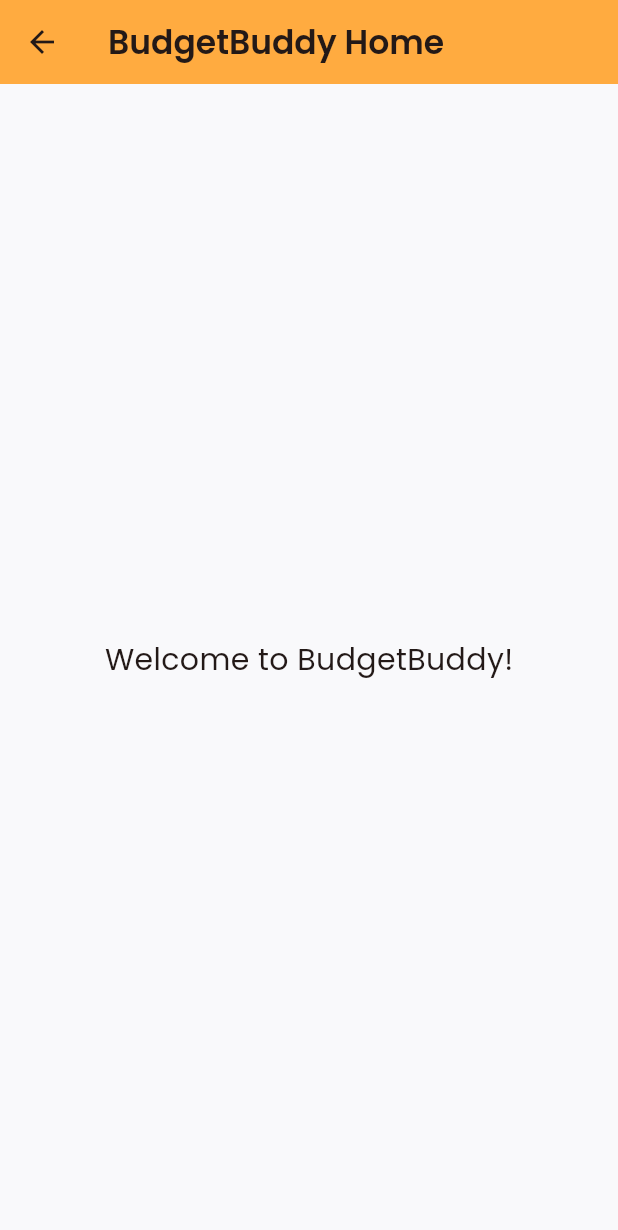
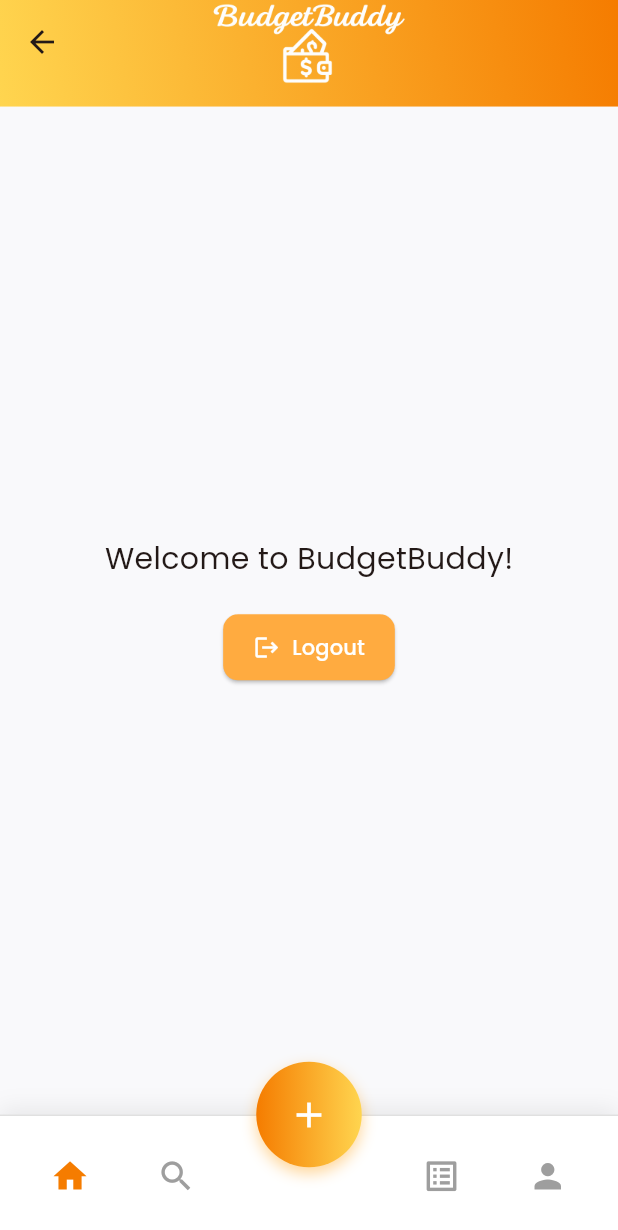
Before and after one commit to mohashem3/mohamed222348_Flutter_ExpenseTracker, a Flutter app: the HomeScreen screen opened by its route, on a phone screen of 412 x 824 dp. Shown: the top 1230 px of the screen. Run offline on Flutter 3.47's test engine with Material 3 defaults, Android fonts, the phone set to English and light mode, and no system bars; our stand-ins replace cloud_firestore, firebase_auth, firebase_core, flutter_animate, flutter_screenutil, google_fonts; accounts and stored records are empty.

Commit message:
Top + Bottom Bar Done

```diff
--- a/lib/main.dart
+++ b/lib/main.dart
@@ -18,7 +18,7 @@ class MyApp extends StatelessWidget {
   @override
   Widget build(BuildContext context) {
     return ScreenUtilInit(
-      designSize: const Size(375, 812), // iPhone 11 Pro reference
+      designSize: const Size(375, 812),
       minTextAdapt: true,
       splitScreenMode: true,
       builder: (context, child) {
--- a/lib/services/auth_service.dart
+++ b/lib/services/auth_service.dart
@@ -27,7 +27,7 @@ class AuthService {
 
       return null; // null means success
     } on FirebaseAuthException catch (e) {
-      return e.message; // return Firebase error message
+      return e.message; // Firebase-specific error
     } catch (e) {
       return 'Something went wrong. Please try again.';
     }
@@ -43,7 +43,7 @@ class AuthService {
         email: email,
         password: password,
       );
-      return null; // success
+      return null;
     } on FirebaseAuthException catch (e) {
       return e.message;
     } catch (e) {
@@ -51,11 +51,11 @@ class AuthService {
     }
   }
 
-  // Logout (optional utility)
+  // Logout
   Future<void> logout() async {
     await _auth.signOut();
   }
 
-  // Get current user
+  // Current user
   User? get currentUser => _auth.currentUser;
 }
--- a/lib/ui/screens/home_screen.dart
+++ b/lib/ui/screens/home_screen.dart
@@ -1,24 +1,72 @@
-  import 'package:flutter/material.dart';
+import 'package:flutter/material.dart';
 import 'package:google_fonts/google_fonts.dart';
+import 'package:mohamed222348_expense_tracker/services/auth_service.dart';
+import 'package:mohamed222348_expense_tracker/ui/screens/auth/login_screen.dart';
+import 'package:mohamed222348_expense_tracker/ui/widgets/upper_bar.dart';
+import 'package:mohamed222348_expense_tracker/ui/widgets/bottom_bar.dart';
 
-class HomeScreen extends StatelessWidget {
+class HomeScreen extends StatefulWidget {
   const HomeScreen({super.key});
+
+  @override
+  State<HomeScreen> createState() => _HomeScreenState();
+}
+
+class _HomeScreenState extends State<HomeScreen> {
+  int selectedIndex = 0;
+
+  void _onTabSelected(int index) {
+    setState(() {
+      selectedIndex = index;
+    });
+    // TODO: Navigate to the selected screen
+  }
+
+  void _onFabPressed() {
+    // TODO: Navigate to Add Expense screen
+  }
 
   @override
   Widget build(BuildContext context) {
     return Scaffold(
-      appBar: AppBar(
-        title: Text(
-          'BudgetBuddy Home',
-          style: GoogleFonts.poppins(fontWeight: FontWeight.w600),
+      appBar: const UpperBar(),
+      body: Center(
+        child: Column(
+          mainAxisAlignment: MainAxisAlignment.center,
+          children: [
+            Text(
+              'Welcome to BudgetBuddy!',
+              style: GoogleFonts.poppins(fontSize: 20),
+            ),
+            const SizedBox(height: 20),
+            ElevatedButton.icon(
+              onPressed: () async {
+                await AuthService().logout();
+                Navigator.pushReplacement(
+                  context,
+                  MaterialPageRoute(builder: (_) => const LoginScreen()),
+                );
+              },
+              icon: const Icon(Icons.logout),
+              label: const Text('Logout'),
+              style: ElevatedButton.styleFrom(
+                backgroundColor: Colors.orangeAccent,
+                foregroundColor: Colors.white,
+                padding: const EdgeInsets.symmetric(horizontal: 20, vertical: 12),
+                shape: RoundedRectangleBorder(
+                  borderRadius: BorderRadius.circular(10),
+                ),
+              ),
+            ),
+          ],
         ),
-        backgroundColor: Colors.orangeAccent,
       ),
-      body: Center(
-        child: Text(
-          'Welcome to BudgetBuddy!',
-          style: GoogleFonts.poppins(fontSize: 20),
-        ),
+      floatingActionButton: CenterFAB(onPressed: _onFabPressed),
+      floatingActionButtonLocation: FloatingActionButtonLocation.centerDocked,
+      bottomNavigationBar: BottomBar(
+        currentIndex: selectedIndex,
+        onTabSelected: _onTabSelected,
+        onFabPressed: _onFabPressed,
       ),
     );
   }
--- /dev/null
+++ b/lib/ui/widgets/bottom_bar.dart
@@ -0,0 +1,96 @@
+import 'package:flutter/material.dart';
+import 'package:flutter_screenutil/flutter_screenutil.dart';
+
+class BottomBar extends StatelessWidget {
+  final int currentIndex;
+  final Function(int) onTabSelected;
+  final VoidCallback onFabPressed;
+
+  const BottomBar({
+    super.key,
+    required this.currentIndex,
+    required this.onTabSelected,
+    required this.onFabPressed,
+  });
+
+  @override
+  Widget build(BuildContext context) {
+    return Container(
+      decoration: BoxDecoration(
+        color: Colors.white,
+        border: const Border(
+          top: BorderSide(color: Colors.black12, width: 1),
+        ),
+        boxShadow: [
+          BoxShadow(
+            color: Colors.black.withOpacity(0.08),
+            blurRadius: 12,
+            offset: const Offset(0, -3),
+          ),
+        ],
+      ),
+      child: BottomAppBar(
+        shape: const CircularNotchedRectangle(),
+        notchMargin: 8,
+        elevation: 0,
+        color: Colors.transparent, // Make transparent to show Container background
+        child: Padding(
+          padding: EdgeInsets.symmetric(horizontal: 16.w, vertical: 8.h),
+          child: Row(
+            mainAxisAlignment: MainAxisAlignment.spaceBetween,
+            children: [
+              _navItem(icon: Icons.home, index: 0),
+              _navItem(icon: Icons.search, index: 1),
+              SizedBox(width: 56.w), // Reserved space for FAB
+              _navItem(icon: Icons.list_alt, index: 3),
+              _navItem(icon: Icons.person, index: 2),
+            ],
+          ),
+        ),
+      ),
+    );
+  }
+
+  Widget _navItem({required IconData icon, required int index}) {
+    return GestureDetector(
+      onTap: () => onTabSelected(index),
+      child: Icon(
+        icon,
+        size: 26.sp,
+        color: currentIndex == index ? const Color(0xFFF57C00) : Colors.grey.shade500,
+      ),
+    );
+  }
+}
+
+class CenterFAB extends StatelessWidget {
+  final VoidCallback onPressed;
+
+  const CenterFAB({super.key, required this.onPressed});
+
+  @override
+  Widget build(BuildContext context) {
+    return Container(
+      width: 64.w,
+      height: 64.w,
+      decoration: BoxDecoration(
+        shape: BoxShape.circle,
+        gradient: const LinearGradient(
+          colors: [Color(0xFFF57C00), Color(0xFFFFD54F)],
+        ),
+        boxShadow: [
+          BoxShadow(
+            color: Colors.orange.withOpacity(0.4),
+            blurRadius: 8,
+            offset: const Offset(0, 4),
+          ),
+        ],
+      ),
+      child: RawMaterialButton(
+        onPressed: onPressed,
+        shape: const CircleBorder(),
+        child: const Icon(Icons.add, color: Colors.white, size: 28),
+      ),
+    );
+  }
+}
--- /dev/null
+++ b/lib/ui/widgets/upper_bar.dart
@@ -0,0 +1,33 @@
+import 'package:flutter/material.dart';
+import 'package:flutter_screenutil/flutter_screenutil.dart';
+
+class UpperBar extends StatelessWidget implements PreferredSizeWidget {
+  const UpperBar({super.key});
+
+  @override
+  Size get preferredSize => Size.fromHeight(70.h);
+
+  @override
+  Widget build(BuildContext context) {
+    return AppBar(
+      elevation: 0,
+      centerTitle: true,
+      flexibleSpace: Container(
+        decoration: const BoxDecoration(
+          gradient: LinearGradient(
+            colors: [Color(0xFFF57C00), Color(0xFFFFD54F)],
+            begin: Alignment.topRight,
+            end: Alignment.bottomLeft,
+          ),
+        ),
+      ),
+      title: Padding(
+        padding: EdgeInsets.only(top: 2.h),
+        child: Image.asset(
+          'assets/img/White_Logo.png',
+          height: 60.h,
+        ),
+      ),
+    );
+  }
+}
--- a/pubspec.yaml
+++ b/pubspec.yaml
@@ -38,3 +38,4 @@ flutter:
 
   assets:
     - assets/img/BudgetBuddyLogo.png
+    - assets/img/White_Logo.png
```
Also changed, not shown: assets/img/White_Logo.png (added).
